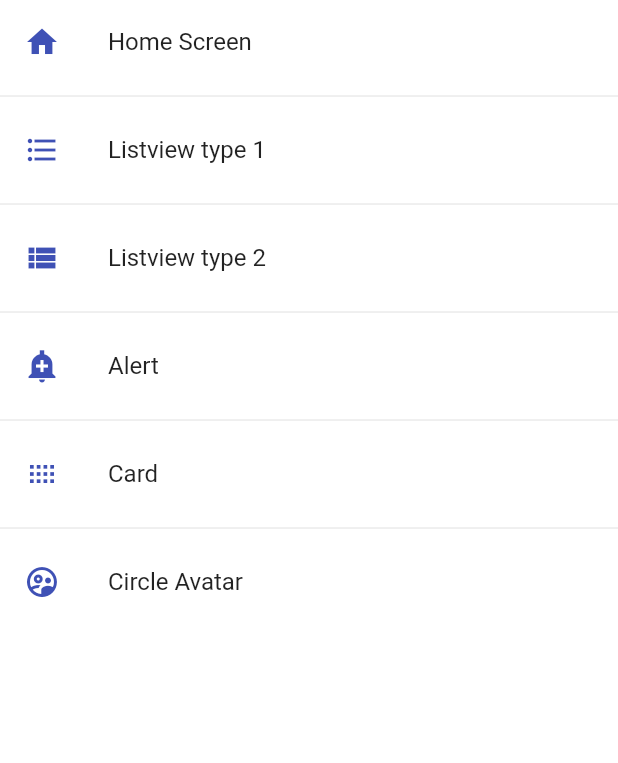
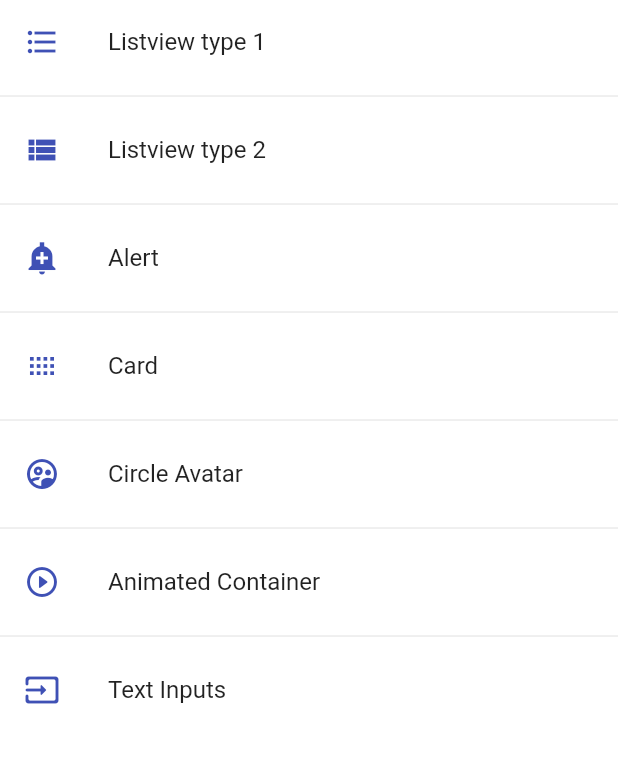
Before and after one commit to Adrizen/flutter-components, a Flutter app: the screen it shows after launch, on a phone screen of 412 x 824 dp, the part 84-847 px from its top. Run offline on Flutter 3.47's test engine with Material 2 defaults, Android fonts, the phone set to English and light mode, and no system bars.

Commit message:
Input field, avatar, animated screens.

```diff
--- a/lib/router/app_routes.dart
+++ b/lib/router/app_routes.dart
@@ -7,7 +7,9 @@ class AppRoutes {
 
   static Map<String, Widget Function(BuildContext)> getAppRoutes() {
     Map<String, Widget Function(BuildContext)> appRoutes = {};
-
+    appRoutes.addAll({
+      '/home': (BuildContext context) => const HomeScreen(),
+    });
     for (final option in menuOptions) {
       appRoutes.addAll({
         option.route: (BuildContext context) => option.screen,
@@ -17,12 +19,11 @@ class AppRoutes {
   }
 
   static final menuOptions = <MenuOption>[
-    // TODO: Delete home.
-    MenuOption(
+    /* MenuOption(
         route: '/home',
         name: 'Home Screen',
         screen: const HomeScreen(),
-        icon: Icons.home),
+        icon: Icons.home), */
     MenuOption(
         route: '/listview1',
         name: 'Listview type 1',
@@ -48,6 +49,16 @@ class AppRoutes {
         name: 'Circle Avatar',
         screen: const AvatarScreen(),
         icon: Icons.supervised_user_circle_outlined),
+    MenuOption(
+        route: '/animated',
+        name: 'Animated Container',
+        screen: const AnimatedScreen(),
+        icon: Icons.play_circle_outline_rounded),
+    MenuOption(
+        route: '/inputs',
+        name: 'Text Inputs',
+        screen: const InputScreen(),
+        icon: Icons.input_rounded),
   ];
 
   // static Map<String, Widget Function(BuildContext)> routes = {
--- a/lib/screens/home_screen.dart
+++ b/lib/screens/home_screen.dart
@@ -28,6 +28,6 @@ class HomeScreen extends StatelessWidget {
                   },
                 ),
             separatorBuilder: (_, __) => const Divider(),
-            itemCount: AppRoutes.getAppRoutes().length));
+            itemCount: AppRoutes.menuOptions.length));
   }
 }
--- a/lib/screens/screens.dart
+++ b/lib/screens/screens.dart
@@ -1,4 +1,6 @@
 // This is a barrel.
+export 'package:fl_components/screens/input_screen.dart';
+export 'package:fl_components/screens/animated_screen.dart';
 export 'package:fl_components/screens/avatar_screen.dart';
 export 'package:fl_components/screens/home_screen.dart';
 export 'package:fl_components/screens/alert_screen.dart';
--- a/lib/theme/app_theme.dart
+++ b/lib/theme/app_theme.dart
@@ -12,8 +12,8 @@ class AppTheme {
     appBarTheme: const AppBarTheme(color: primaryColor, elevation: 0),
 
     // Text button theme.
-      textButtonTheme: TextButtonThemeData(
-          style: TextButton.styleFrom(primary: primaryColor)),
+    textButtonTheme:
+        TextButtonThemeData(style: TextButton.styleFrom(primary: primaryColor)),
 
     // FloatingActionButtons.
     floatingActionButtonTheme:
@@ -21,9 +21,30 @@ class AppTheme {
     // ElevatedButtonTheme.
     elevatedButtonTheme: ElevatedButtonThemeData(
         style: ElevatedButton.styleFrom(
-              primary: primaryColor,
-              shape: const StadiumBorder(),
-              elevation: 0)));
+            primary: primaryColor, shape: const StadiumBorder(), elevation: 0)),
+
+    // InputDecoratorTheme.
+
+    inputDecorationTheme: const InputDecorationTheme(
+      floatingLabelStyle: TextStyle(color: primaryColor),
+      enabledBorder: OutlineInputBorder(
+        borderSide: BorderSide(color: primaryColor),
+        borderRadius: BorderRadius.only(
+            bottomLeft: Radius.circular(20), topLeft: Radius.circular(20)),
+      ),
+      focusedBorder: OutlineInputBorder(
+        borderSide: BorderSide(color: primaryColor),
+        borderRadius: BorderRadius.only(
+            bottomLeft: Radius.circular(20), topLeft: Radius.circular(20)),
+      ),
+      border: OutlineInputBorder(
+        borderRadius: BorderRadius.only(
+            bottomLeft: Radius.circular(20), topLeft: Radius.circular(20)),
+      ),
+    ),
+  );
+
+// ----------------------------- DARK THEME -----------------------------
 
   static const Color secondaryColor = Colors.deepOrangeAccent;
 
--- a/lib/widgets/widgets.dart
+++ b/lib/widgets/widgets.dart
@@ -1,2 +1,3 @@
+export 'package:fl_components/widgets/custom_input_field.dart';
 export 'package:fl_components/widgets/custom_card_type_2.dart';
 export 'package:fl_components/widgets/custom_card_type_1.dart';
```
Also changed, not shown: lib/screens/animated_screen.dart (added, +55 -0 lines), lib/screens/avatar_screen.dart (+19 -3 lines), lib/screens/input_screen.dart (added, +120 -0 lines), lib/widgets/custom_input_field.dart (added, +54 -0 lines). Lines whose indentation alone changed are shown as unchanged.
